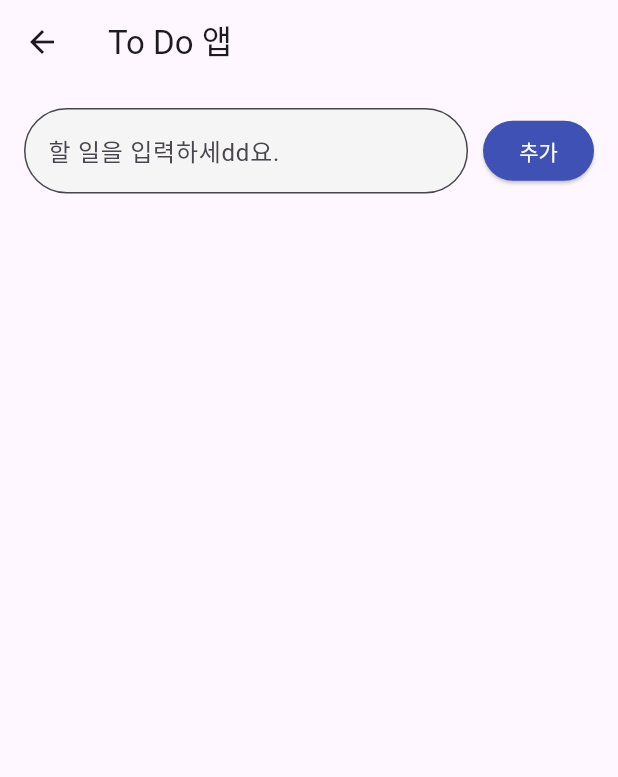
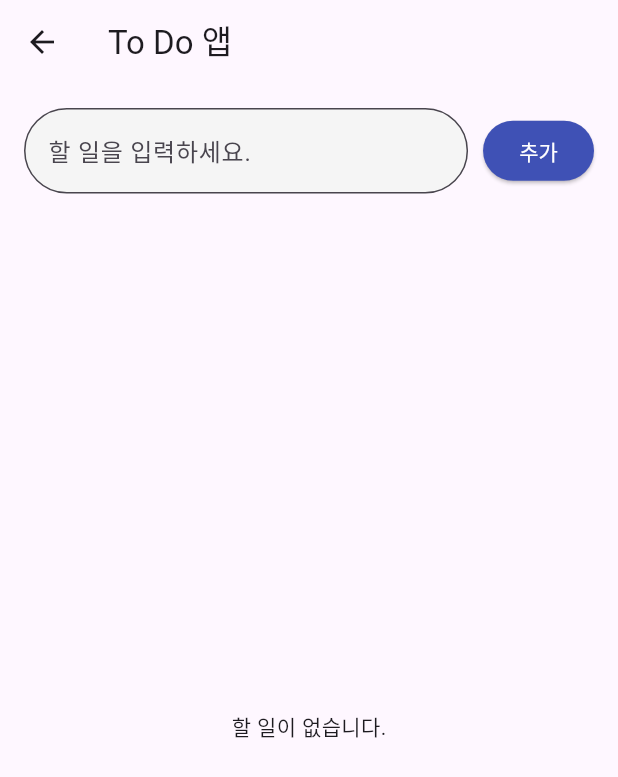
Before and after one commit to Hyeonjjzm/chungjuflatter, a Flutter app: the TodoPage screen opened by its route, after a tap on "추가", on a phone screen of 412 x 824 dp. Shown: the top 777 px of the screen. Run offline on Flutter 3.47's test engine with Material 3 defaults, Android fonts, the phone set to English and light mode, and no system bars; our stand-ins replace shared_preferences; accounts and stored records are empty.

Commit message:
04-14 (2)

```diff
--- a/lib/ToDoPage.dart
+++ b/lib/ToDoPage.dart
@@ -8,6 +8,21 @@ class TodoPage extends StatefulWidget {
 }
 
 class _TodoPageState extends State<TodoPage> {
+
+  final List<String> todos = [];
+  final TextEditingController _controller = TextEditingController();
+
+
+  void _addTodo(String text) {
+    if (text.trim().isEmpty) return;
+
+    setState(() {
+      todos.add(text.trim());
+      _controller.clear();
+    });
+
+  }
+
   @override
   Widget build(BuildContext context) {
     return Scaffold(
@@ -23,8 +38,9 @@ class _TodoPageState extends State<TodoPage> {
                 Expanded(
 
                   child: TextField(
+                    controller: _controller,
                     decoration: InputDecoration(
-                      hintText: "할 일을 입력하세dd요.",
+                      hintText: "할 일을 입력하세요.",
                         border: OutlineInputBorder(
                           borderRadius: BorderRadius.circular(30)
                         ),
@@ -35,15 +51,35 @@ class _TodoPageState extends State<TodoPage> {
                 ),
                 const SizedBox(width: 10),
                 ElevatedButton(
-                    onPressed: () => {},
+                    onPressed: () => _addTodo(_controller.text),
                     style: ElevatedButton.styleFrom(
                       backgroundColor: Colors.indigo,
                       foregroundColor: Colors.white
                     ),
-                    child: const Text("추가"))
+                    child: const Text("추가")
+                ),
               ],
             ),
-          )
+          ),
+          Expanded(
+              child: todos.isEmpty
+                  ? const Center(child: Text('할 일이 없습니다.'))
+                  : ListView.builder(
+                  itemCount: todos.length,
+                  itemBuilder: (context, index) {
+                    return Card(
+                      margin: const EdgeInsets.symmetric(
+                        horizontal: 16,
+                        vertical: 4
+                      ),
+                      child: ListTile(
+                        title: Text(todos[index]),
+                      ),
+                    );
+                  }
+
+              )
+          ),
         ],
       ),
     );
```
